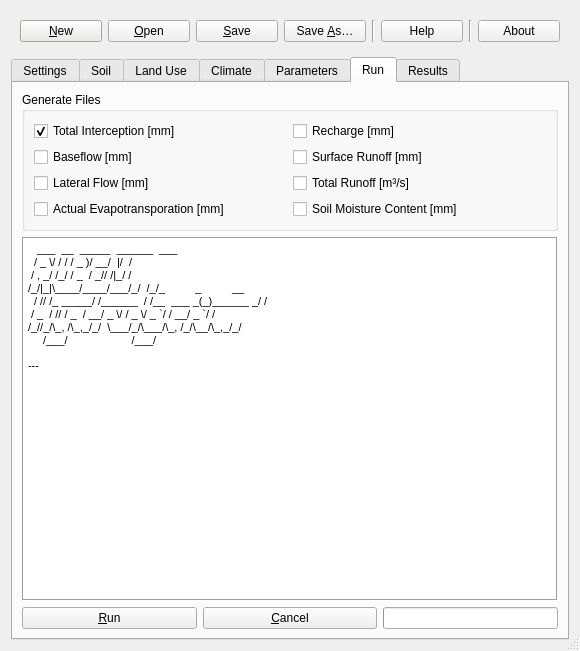
This is plugin/gui/core.ui in LabSid-USP/RUBEMHydrological as Qt 5 draws it before an edit. The edited form follows.
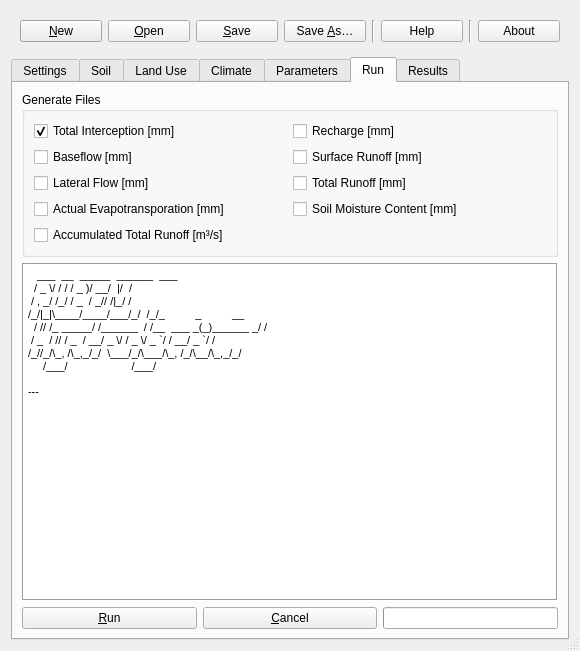
This is the edited form. The open tabs and pages were chosen to show the change. Icons and pictures are not drawn.

Diff of the .ui file:
```diff
--- a/plugin/gui/core.ui
+++ b/plugin/gui/core.ui
@@ -4416,7 +4416,26 @@
                  <string>This option allows to generate or not the results maps of Total Runoff [m&lt;sup&gt;3&lt;/sup&gt;s&lt;sup&gt;-1&lt;/sup&gt;] in raster format for all simulation period or .csv for each pixel of stations map.</string>
                 </property>
                 <property name="text">
-                 <string>Total Runoff [m³/s]</string>
+                 <string>Total Runoff [mm]</string>
+                </property>
+               </widget>
+              </item>
+              <item row="4" column="0">
+               <widget class="QCheckBox" name="checkBox_AccumulatedRunoffArn">
+                <property name="sizePolicy">
+                 <sizepolicy hsizetype="Minimum" vsizetype="Minimum">
+                  <horstretch>0</horstretch>
+                  <verstretch>0</verstretch>
+                 </sizepolicy>
+                </property>
+                <property name="toolTip">
+                 <string>It enables the generation of raster files and/or tabular for Accumulated Total Runoff data.</string>
+                </property>
+                <property name="whatsThis">
+                 <string>This option allows to generate or not the results maps of Accumulated Total Runoff (ARN) [m&lt;sup&gt;3&lt;/sup&gt;s&lt;sup&gt;-1&lt;/sup&gt;] in raster format for all simulation period or .csv for each pixel of stations map.</string>
+                </property>
+                <property name="text">
+                 <string>Accumulated Total Runoff [m³/s]</string>
                 </property>
                </widget>
               </item>
```
Left out of the diff: 38 changed lines with no effect on the pictures.
